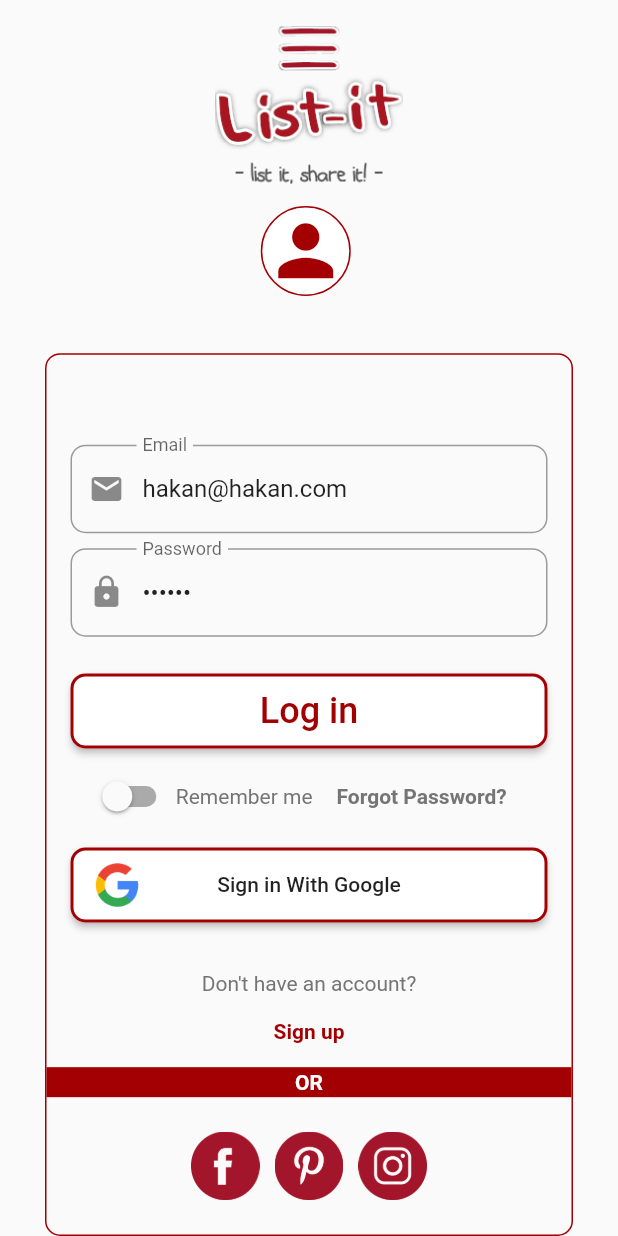
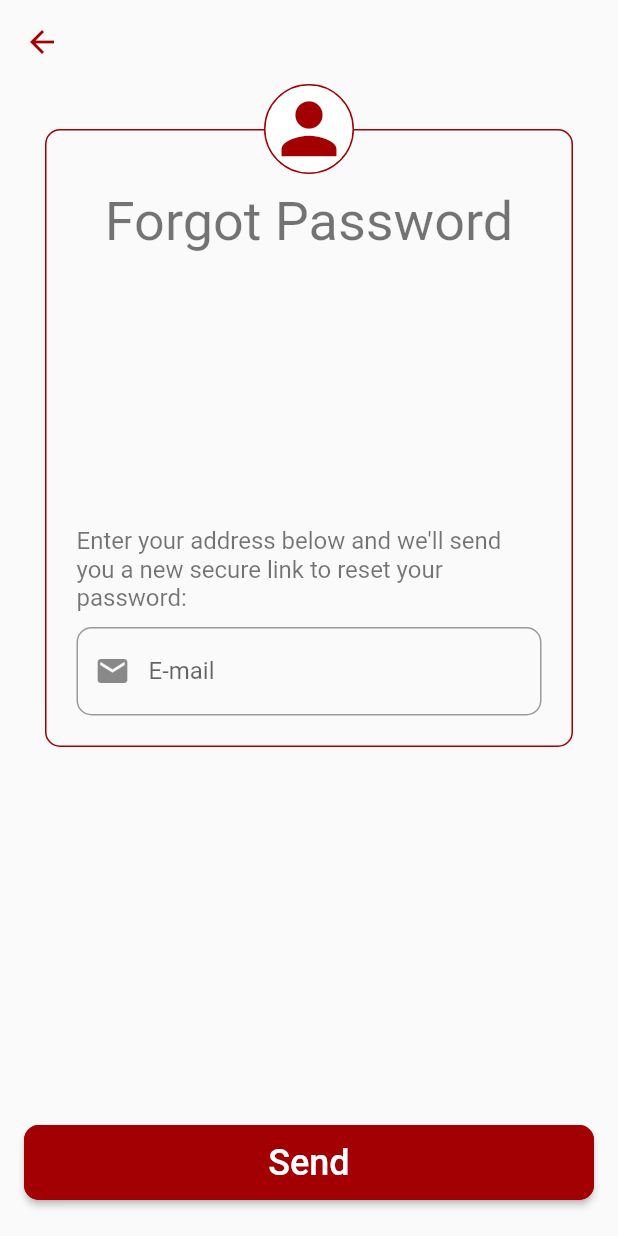
Before and after one commit to hcetinkaya-r/list_it_app, a Flutter app: the screen it shows after launch, after a tap on "Forgot Password?", on a phone screen of 412 x 824 dp. Run offline on Flutter 3.47's test engine with Material 2 defaults, Android fonts, the phone set to English and light mode, and no system bars; our stand-ins replace cloud_firestore, firebase_auth, firebase_core, get_it, google_sign_in; accounts and stored records are empty; Roboto replaces fonts that are missing (Futura).

Commit message:
update password ve firestore işlemleri eklendi

```diff
--- a/lib/app/home_page.dart
+++ b/lib/app/home_page.dart
@@ -3,7 +3,7 @@ import 'package:list_it_app/models/app_user.dart';
 import 'package:list_it_app/view_models/user_model.dart';
 import 'package:provider/provider.dart';
 
-// ignore: must_be_immutable
+
 class HomePage extends StatelessWidget {
   final AppUser appUser;
 
--- a/lib/app/landing_page.dart
+++ b/lib/app/landing_page.dart
@@ -1,6 +1,7 @@
 import 'package:flutter/material.dart';
 import 'package:list_it_app/app/home_page.dart';
-import 'package:list_it_app/app/sign_in/sign_in_sign_up_page.dart';
+import 'package:list_it_app/app/register_pages/sign_in_sign_up_page.dart';
+
 import 'package:list_it_app/view_models/user_model.dart';
 import 'package:provider/provider.dart';
 
--- /dev/null
+++ b/lib/app/register_pages/forgot_passoword_page.dart
@@ -0,0 +1,107 @@
+import 'package:flutter/material.dart';
+import 'package:list_it_app/common_widget/app_button.dart';
+import 'package:list_it_app/common_widget/page_avatar.dart';
+import 'package:list_it_app/view_models/user_model.dart';
+import 'package:provider/provider.dart';
+
+// ignore: must_be_immutable
+class ForgotPasswordPage extends StatelessWidget {
+  String _email;
+  final _formKey = GlobalKey<FormState>();
+
+  void _formSubmit(BuildContext context) async {
+    _formKey.currentState.save();
+    debugPrint("email: " + _email);
+    final _userModel = Provider.of<UserModel>(context, listen: false);
+    await _userModel.sendForgotPassword(_email);
+  }
+
+  @override
+  Widget build(BuildContext context) {
+    final _userModel = Provider.of<UserModel>(context);
+
+    return Scaffold(
+      appBar: AppBar(
+        backgroundColor: Colors.transparent,
+        shadowColor: Colors.transparent,
+        iconTheme: IconThemeData(color: Theme.of(context).primaryColor),
+      ),
+      body: Column(
+        mainAxisAlignment: MainAxisAlignment.spaceBetween,
+        children: [
+          Stack(
+            children: [
+              Container(
+                margin: EdgeInsets.fromLTRB(30, 30, 30, 0),
+                padding: EdgeInsets.fromLTRB(20, 40, 20, 20),
+                height: MediaQuery.of(context).size.height / 2,
+                width: MediaQuery.of(context).size.width,
+                decoration: BoxDecoration(
+                  borderRadius: BorderRadius.all(Radius.circular(10)),
+                  border: Border.all(color: Theme.of(context).primaryColor),
+                ),
+                child: Column(
+                  mainAxisAlignment: MainAxisAlignment.spaceBetween,
+                  children: [
+                    Text(
+                      "Forgot Password",
+                      style: TextStyle(
+                        fontSize: 36,
+                        color: Colors.black54,
+                      ),
+                    ),
+                    Column(children: <Widget>[
+                      Text(
+                        "Enter your address below and we'll send you a new secure link to reset your password:",
+                        textAlign: TextAlign.left,
+                        style: TextStyle(
+                          fontSize: 16,
+                          color: Colors.black54,
+                        ),
+                      ),
+                      SizedBox(height:10),
+
+                      Form(
+                        key: _formKey,
+                        child: TextFormField(
+                            keyboardType: TextInputType.emailAddress,
+                            decoration: InputDecoration(
+                              errorText: _userModel.emailErrorMessage != null
+                                  ? _userModel.emailErrorMessage
+                                  : null,
+                              hintText: "e-mail",
+                              labelText: "E-mail",
+                              prefixIcon: Icon(Icons.email),
+                              border: OutlineInputBorder(
+                                borderRadius:
+                                BorderRadius.all(Radius.circular(10)),
+                              ),
+                            ),
+                            onSaved: (String enteredEmail) {
+                              _email = enteredEmail;
+                            }),
+                      ),
+                    ],)
+                  ],
+                ),
+              ),
+              Positioned(
+                width: MediaQuery.of(context).size.width,
+                child: PageAvatar(),
+              ),
+            ],
+          ),
+          Padding(
+            padding: const EdgeInsets.all(16.0),
+            child: AppButton(
+              buttonText: "Send",
+              textColor: Colors.white,
+              buttonColor: Theme.of(context).primaryColor,
+              onPressed: () => _formSubmit(context),
+            ),
+          ),
+        ],
+      ),
+    );
+  }
+}
--- a/lib/app/sign_in/sign_in_sign_up_page.dart
+++ b/lib/app/register_pages/sign_in_sign_up_page.dart
@@ -1,9 +1,10 @@
 import 'package:flutter/cupertino.dart';
 import 'package:flutter/material.dart';
 import 'package:flutter/rendering.dart';
+import 'package:list_it_app/app/register_pages/forgot_passoword_page.dart';
 import 'package:list_it_app/common_widget/flat_button.dart';
 import 'package:list_it_app/common_widget/page_avatar.dart';
-import 'package:list_it_app/common_widget/sign_in_button.dart';
+import 'package:list_it_app/common_widget/app_button.dart';
 import 'package:list_it_app/models/app_user.dart';
 import 'package:list_it_app/view_models/user_model.dart';
 import 'package:provider/provider.dart';
@@ -17,7 +18,7 @@ enum FormType { Register, Login }
 
 class _SignInSignUpPageState extends State<SignInSignUpPage> {
   String _email, _password;
-  String _butonText, _linkText;
+  String _buttonText, _linkText;
   String _textChange;
   var _formType = FormType.Login;
   bool _switchState = false;
@@ -45,7 +46,6 @@ class _SignInSignUpPageState extends State<SignInSignUpPage> {
     setState(() {
       _formType =
           _formType == FormType.Login ? FormType.Register : FormType.Login;
-
     });
   }
 
@@ -62,17 +62,22 @@ class _SignInSignUpPageState extends State<SignInSignUpPage> {
       print("google ile oturum acan user id: " + _appUser.userID.toString());
   }
 
+  void _goForgotPasswordPage(BuildContext context) {
+    Navigator.of(context)
+        .push(MaterialPageRoute(builder: (context) => ForgotPasswordPage()));
+  }
+
 
 
   @override
   Widget build(BuildContext context) {
-    _butonText = _formType == FormType.Login ? "Log in" : "Sign up";
+    _buttonText = _formType == FormType.Login ? "Log in" : "Sign up";
     _linkText = _formType == FormType.Login ? "Sign up" : "Log in";
-    _textChange = _formType == FormType.Login ? "Don't have an account?" : "Do you have an account?";
-
+    _textChange = _formType == FormType.Login
+        ? "Don't have an account?"
+        : "Do you have an account?";
 
     final _userModel = Provider.of<UserModel>(context);
-
 
     return Scaffold(
       body: SafeArea(
@@ -117,8 +122,8 @@ class _SignInSignUpPageState extends State<SignInSignUpPage> {
                                                 ? _userModel.emailErrorMessage
                                                 : null,
                                         prefixIcon: Icon(Icons.mail),
-                                        hintText: "Email",
-                                        labelText: "Email",
+                                        hintText: "e-mail",
+                                        labelText: "E-mail",
                                         border: OutlineInputBorder(
                                           borderRadius: BorderRadius.all(
                                               Radius.circular(10)),
@@ -163,8 +168,8 @@ class _SignInSignUpPageState extends State<SignInSignUpPage> {
                         padding: const EdgeInsets.all(16.0),
                         child: Column(
                           children: <Widget>[
-                            SignInButton(
-                              buttonText: _butonText,
+                            AppButton(
+                              buttonText: _buttonText,
                               buttonTextSize: 24,
                               onPressed: () => _formSubmit(),
                             ),
@@ -191,15 +196,16 @@ class _SignInSignUpPageState extends State<SignInSignUpPage> {
                                   buttonTextColor: Colors.grey.shade600,
                                   buttonText: "Forgot Password?",
                                   buttonTextWeight: FontWeight.bold,
-                                  onPressed: () {},
+                                  onPressed: () =>
+                                      _goForgotPasswordPage(context),
                                 ),
                               ],
                             ),
                             Padding(
                               padding: const EdgeInsets.only(top: 10.0),
-                              child: SignInButton(
+                              child: AppButton(
                                 buttonColor: Colors.white,
-                                buttonText: "Sign in With Google",
+                                buttonText: "Sign in with Google",
                                 buttonTextSize: 16,
                                 textColor: Colors.black87,
                                 buttonIcon:
--- a/lib/common_widget/sign_in_button.dart
+++ b/lib/common_widget/app_button.dart
@@ -2,7 +2,7 @@ import 'package:flutter/cupertino.dart';
 import 'package:flutter/material.dart';
 import 'package:flutter/rendering.dart';
 
-class SignInButton extends StatelessWidget {
+class AppButton extends StatelessWidget {
   final String buttonText;
   final Color buttonColor;
   final Color textColor;
@@ -14,7 +14,7 @@ class SignInButton extends StatelessWidget {
   final double buttonTextSize;
   final VoidCallback onPressed;
 
-  const SignInButton(
+  const AppButton(
       {Key key,
       @required this.buttonText,
       this.buttonColor : Colors.white,
--- a/lib/locator.dart
+++ b/lib/locator.dart
@@ -3,6 +3,7 @@
 import 'package:get_it/get_it.dart';
 import 'package:list_it_app/repository/user_repository.dart';
 import 'package:list_it_app/services/fake_auth_service.dart';
+import 'package:list_it_app/services/fire_store_db_service.dart';
 import 'package:list_it_app/services/firebase_auth_service.dart';
 
 GetIt locator = GetIt.instance;
@@ -12,6 +13,7 @@ void setupLocator(){
   locator.registerLazySingleton(() => FirebaseAuthService());
   locator.registerLazySingleton(() => FakeAuthenticationService());
   locator.registerLazySingleton(() => UserRepository());
+  locator.registerLazySingleton(() => FireStoreDBService());
 
 
 }
--- a/lib/models/app_user.dart
+++ b/lib/models/app_user.dart
@@ -1,9 +1,42 @@
+import 'package:cloud_firestore/cloud_firestore.dart';
 import 'package:flutter/cupertino.dart';
 
 class AppUser {
   final String userID;
+  String email;
+  String userName;
+  String profilePhotoURL;
+  DateTime createdAt;
+  DateTime updatedAt;
+  int level;
 
-  AppUser({@required this.userID});
+  AppUser({@required this.userID, @required this.email});
 
+  Map<String, dynamic> toMap() {
+    return {
+      "userID": userID,
+      'email': email,
+      'userName': userName ?? '',
+      'profilePhotoURL': profilePhotoURL ??
+          'https://party.coop/wp-content/blogs.dir/5/files/2020/02/Love-It-Bright-560x342.png',
+      'createdAt': createdAt ?? FieldValue.serverTimestamp(),
+      'updatedAt': updatedAt ?? FieldValue.serverTimestamp(),
+      'level': level ?? 1,
+    };
+  }
 
+  AppUser.fromMap(Map<String, dynamic> map)
+      :
+        userID = map['userID'],
+        email = map['email'],
+        userName = map['userName'],
+        profilePhotoURL = map['profilePhotoURL'],
+        createdAt = (map['createdAt'] as Timestamp).toDate(),
+        updatedAt = (map['updatedAt'] as Timestamp).toDate(),
+        level = map['level'];
+
+  @override
+  String toString() {
+    return 'AppUser{userID: $userID, email: $email, userName: $userName, profilePhotoURL: $profilePhotoURL, createdAt: $createdAt, updatedAt: $updatedAt, level: $level}';
+  }
 }
--- a/lib/services/auth_base.dart
+++ b/lib/services/auth_base.dart
@@ -1,5 +1,3 @@
-
-
 import 'package:list_it_app/models/app_user.dart';
 
 abstract class AuthBase {
@@ -8,8 +6,8 @@ abstract class AuthBase {
   /*Future<AppUser> signInAnonymously();*/
 
   Future<bool> signOut();
-
   Future<AppUser> signInWithGoogle();
   Future<AppUser> signInWithEmailAndPassword(String email, String password);
   Future<AppUser> createUserWithEmailAndPassword(String email, String password);
+  Future<void> sendForgotPassword(String email);
 }
--- a/lib/services/fake_auth_service.dart
+++ b/lib/services/fake_auth_service.dart
@@ -6,13 +6,13 @@ class FakeAuthenticationService implements AuthBase {
 
   @override
   Future<AppUser> currentUser() async {
-    return await Future.value(AppUser(userID: userID));
+    return await Future.value(AppUser(userID: userID, email: "fakeuser@fake.com"));
   }
 
   /*@override
   Future<AppUser> signInAnonymously() async {
     return await Future.delayed(
-        Duration(seconds: 2), () => AppUser(userID: userID));
+        Duration(seconds: 2), () => AppUser(userID: userID, email: "fakeuser@fake.com"));
   }*/
 
   @override
@@ -23,20 +23,26 @@ class FakeAuthenticationService implements AuthBase {
   @override
   Future<AppUser> signInWithGoogle() async {
     return await Future.delayed(
-        Duration(seconds: 2), () => AppUser(userID: "Google user id: 654321"));
+        Duration(seconds: 2), () => AppUser(userID: "Google user id: 654321", email: "fakeuser@fake.com"));
   }
 
   @override
   Future<AppUser> createUserWithEmailAndPassword(
       String email, String password) async {
     return await Future.delayed(Duration(seconds: 2),
-        () => AppUser(userID: "Email and password created user id: 123456"));
+        () => AppUser(userID: "Email and password created user id: 123456", email: "fakeuser@fake.com"));
   }
 
   @override
   Future<AppUser> signInWithEmailAndPassword(
       String email, String password) async {
     return await Future.delayed(Duration(seconds: 2),
-        () => AppUser(userID: "Email password sign in user id: 123456"));
+        () => AppUser(userID: "Email password sign in user id: 123456",email: "fakeuser@fake.com"));
+  }
+
+  @override
+  Future<void> sendForgotPassword(String email) {
+    // TODO: implement sendForgotPassword
+    throw UnimplementedError();
   }
 }
--- a/lib/services/firebase_auth_service.dart
+++ b/lib/services/firebase_auth_service.dart
@@ -10,7 +10,6 @@ class FirebaseAuthService implements AuthBase {
   @override
   Future<AppUser> currentUser() async {
     try {
-
       return _userFromFirebase(user);
     } catch (e) {
       print("firebase auth service current user hata: " + e.toString());
@@ -20,7 +19,7 @@ class FirebaseAuthService implements AuthBase {
 
   AppUser _userFromFirebase(User user) {
     if (user == null) return null;
-    return AppUser(userID: user.uid);
+    return AppUser(userID: user.uid, email: user.email);
   }
 
   /*@override
@@ -57,8 +56,8 @@ class FirebaseAuthService implements AuthBase {
       if (_googleAuth.idToken != null && _googleAuth.accessToken != null) {
         UserCredential userCredential = await _firebaseAuth
             .signInWithCredential(GoogleAuthProvider.credential(
-            idToken: _googleAuth.idToken,
-            accessToken: _googleAuth.accessToken));
+                idToken: _googleAuth.idToken,
+                accessToken: _googleAuth.accessToken));
 
         User _user = userCredential.user;
 
@@ -98,4 +97,19 @@ class FirebaseAuthService implements AuthBase {
       return null;
     }
   }
+
+  @override
+  // ignore: missing_return
+  Future<void> sendForgotPassword(String email) async {
+
+    try {
+      await _firebaseAuth.sendPasswordResetEmail(email: email);
+
+    } catch (e) {
+      print("firebase auth service send forgot password hata: " + e.toString());
+
+    }
+
+
+  }
 }
```
Also changed, not shown: lib/repository/user_repository.dart (+35 -12 lines), lib/services/db_base.dart (added, +10 -0 lines), lib/services/fire_store_db_service.dart (added, +34 -0 lines), lib/view_models/user_model.dart (+18 -2 lines).
